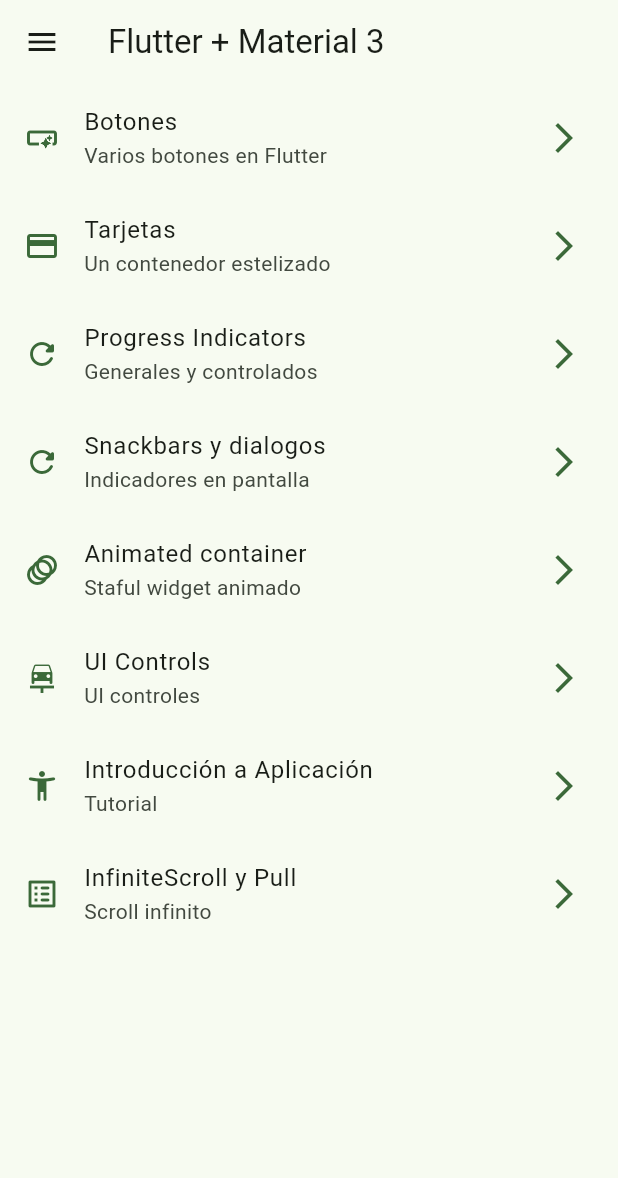
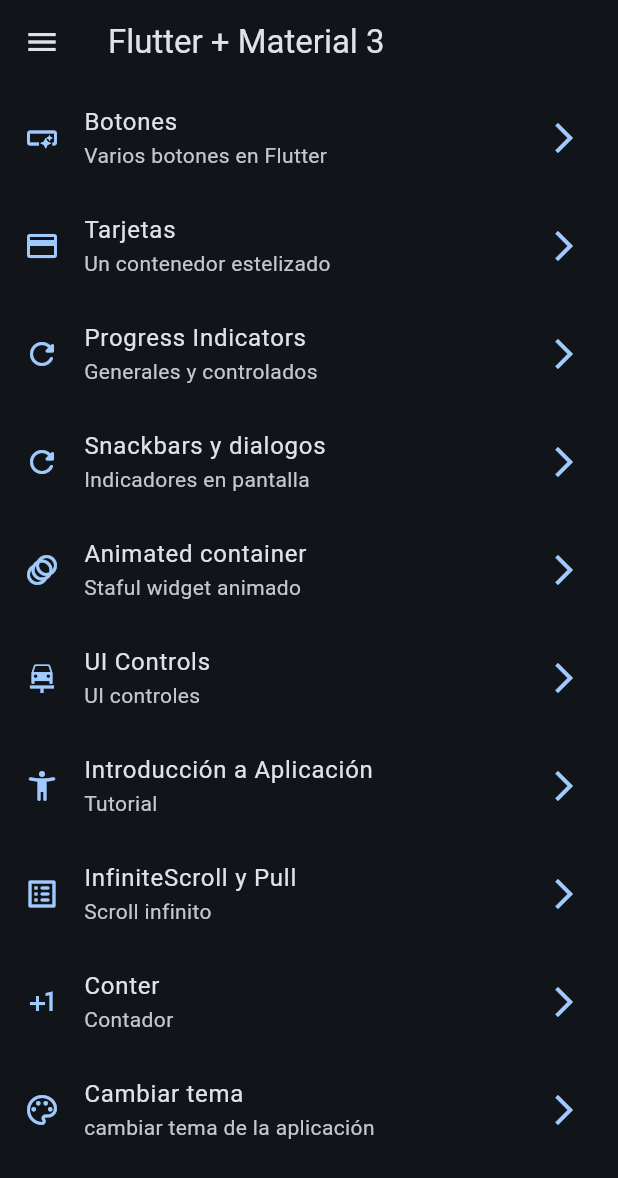
Before and after one commit to geserrato/widgets_app, a Flutter app: the screen it shows after launch, on a phone screen of 412 x 824 dp. Shown: the top 1178 px of the screen. Run offline on Flutter 3.47's test engine with Material 2 defaults, Android fonts, the phone set to English and light mode, and no system bars; our stand-ins replace animate_do, flutter_riverpod, go_router.

Commit message:
antes del state notifier

```diff
--- a/lib/config/menu/menu_items.dart
+++ b/lib/config/menu/menu_items.dart
@@ -58,4 +58,14 @@ const appMenuItems = <MenuItem>[
       subtitle: 'Scroll infinito',
       link: '/infinite',
       icon: Icons.list_alt_rounded),
+  MenuItem(
+      title: 'Conter',
+      subtitle: 'Contador',
+      link: '/counter',
+      icon: Icons.plus_one_outlined),
+  MenuItem(
+      title: 'Cambiar tema',
+      subtitle: 'cambiar tema de la aplicación',
+      link: '/theme-changer',
+      icon: Icons.color_lens_outlined),
 ];
--- a/lib/config/router/app_router.dart
+++ b/lib/config/router/app_router.dart
@@ -46,5 +46,15 @@ final appRouter = GoRouter(initialLocation: '/', routes: [
     path: '/infinite',
     name: InfiniteScrollScreen.name,
     builder: (context, state) => const InfiniteScrollScreen(),
+  ),
+  GoRoute(
+    path: '/counter',
+    name: CounterScreen.name,
+    builder: (context, state) => const CounterScreen(),
+  ),
+  GoRoute(
+    path: '/theme-changer',
+    name: ThemeChangerScreen.name,
+    builder: (context, state) => const ThemeChangerScreen(),
   )
 ]);
--- a/lib/config/theme/app_theme.dart
+++ b/lib/config/theme/app_theme.dart
@@ -10,16 +10,19 @@ const colorList = [
 
 class AppTheme {
   final int selectedColor;
+  final bool isDarkMode;
 
-  AppTheme({this.selectedColor = 0})
+  AppTheme({this.selectedColor = 0, this.isDarkMode = false})
       : assert(selectedColor >= 0, 'Selected color must be grater than 0'),
         assert(selectedColor < colorList.length,
             'Selected color must be less or equal than ${colorList.length - 1}');
 
   ThemeData getTheme() => ThemeData(
-      useMaterial3: true,
-      colorSchemeSeed: colorList[selectedColor],
-      appBarTheme: const AppBarTheme(
-        centerTitle: false,
-      ));
+        useMaterial3: true,
+        brightness: isDarkMode ? Brightness.dark : Brightness.light,
+        colorSchemeSeed: colorList[selectedColor],
+        appBarTheme: const AppBarTheme(
+          centerTitle: false,
+        ),
+      );
 }
--- a/lib/main.dart
+++ b/lib/main.dart
@@ -1,21 +1,27 @@
 import 'package:flutter/material.dart';
+import 'package:flutter_riverpod/flutter_riverpod.dart';
 import 'package:widgets_app/config/router/app_router.dart';
 import 'package:widgets_app/config/theme/app_theme.dart';
+import 'package:widgets_app/presentation/providers/theme_provider.dart';
 
 void main() {
-  runApp(const MainApp());
+  runApp(const ProviderScope(child: MainApp()));
 }
 
-class MainApp extends StatelessWidget {
+class MainApp extends ConsumerWidget {
   const MainApp({super.key});
 
   @override
-  Widget build(BuildContext context) {
+  Widget build(BuildContext context, WidgetRef ref) {
+    final selectedColorTheme = ref.watch(selectedColorProvider);
+    final isDarkMode = ref.watch(isDarkModeProvider);
+
     return MaterialApp.router(
       title: 'Flutter Widgets',
       routerConfig: appRouter,
       debugShowCheckedModeBanner: false,
-      theme: AppTheme(selectedColor: 2).getTheme(),
+      theme: AppTheme(selectedColor: selectedColorTheme, isDarkMode: isDarkMode)
+          .getTheme(),
     );
   }
 }
--- /dev/null
+++ b/lib/presentation/providers/counter_provider.dart
@@ -0,0 +1,3 @@
+import 'package:flutter_riverpod/flutter_riverpod.dart';
+
+final counterProvider = StateProvider((ref) => 5);
--- /dev/null
+++ b/lib/presentation/providers/theme_provider.dart
@@ -0,0 +1,11 @@
+import 'package:flutter_riverpod/flutter_riverpod.dart';
+import 'package:widgets_app/config/theme/app_theme.dart';
+
+// listado de colores inmutables usando Provider
+
+final colorListProvider = Provider((ref) => colorList);
+
+// mutable with StateProvider
+final isDarkModeProvider = StateProvider<bool>((ref) => true);
+
+final selectedColorProvider = StateProvider((ref) => 0);
--- a/lib/presentation/screens/screens.dart
+++ b/lib/presentation/screens/screens.dart
@@ -2,8 +2,10 @@ export 'package:widgets_app/presentation/screens/animated/animated_screen.dart';
 export 'package:widgets_app/presentation/screens/app_tutorial/app_tutorial_screen.dart';
 export 'package:widgets_app/presentation/screens/buttons/buttons_screen.dart';
 export 'package:widgets_app/presentation/screens/cards/card_screen.dart';
+export 'package:widgets_app/presentation/screens/counter/counter_screen.dart';
 export 'package:widgets_app/presentation/screens/home/home_screen.dart';
 export 'package:widgets_app/presentation/screens/infinite_scroll/infinite_scroll_screen.dart';
 export 'package:widgets_app/presentation/screens/progress/progress_screen.dart';
 export 'package:widgets_app/presentation/screens/snackbar/snackbar_screen.dart';
+export 'package:widgets_app/presentation/screens/theme_changer/theme_changer.dart';
 export 'package:widgets_app/presentation/screens/ui_controls/ui_controls_screen.dart';
--- a/pubspec.yaml
+++ b/pubspec.yaml
@@ -10,6 +10,7 @@ dependencies:
   animate_do: ^3.0.2
   flutter:
     sdk: flutter
+  flutter_riverpod: ^2.3.6
   go_router: ^7.0.1
 
 dev_dependencies:
```
Also changed, not shown: lib/presentation/screens/counter/counter_screen.dart (added, +45 -0 lines), lib/presentation/screens/theme_changer/theme_changer.dart (added, +62 -0 lines), pubspec.lock.
